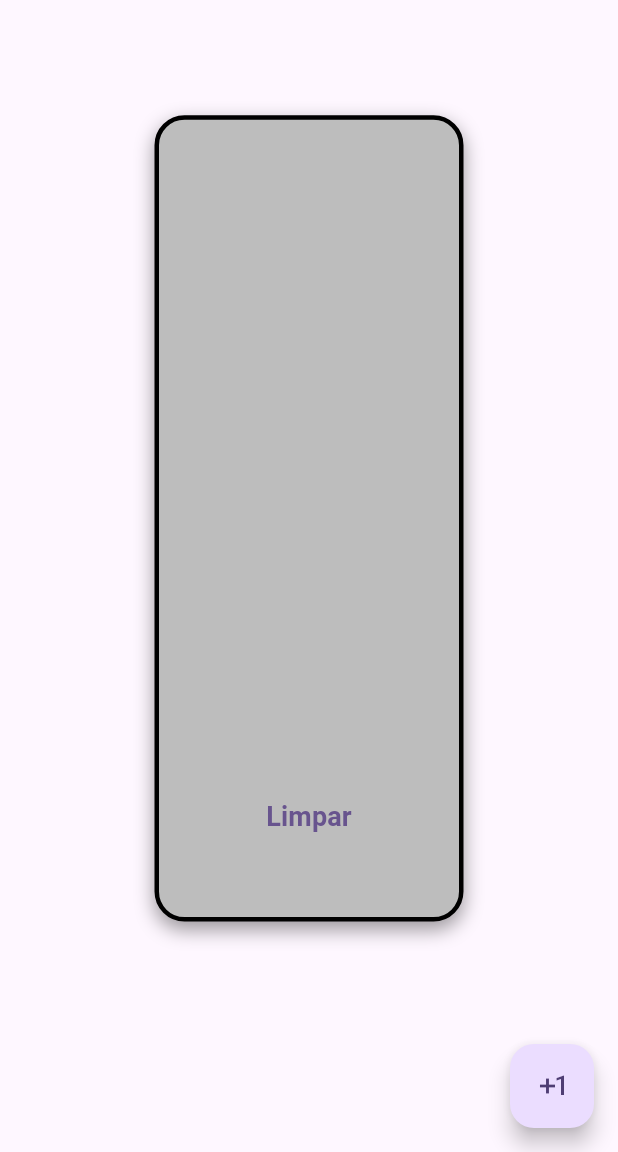
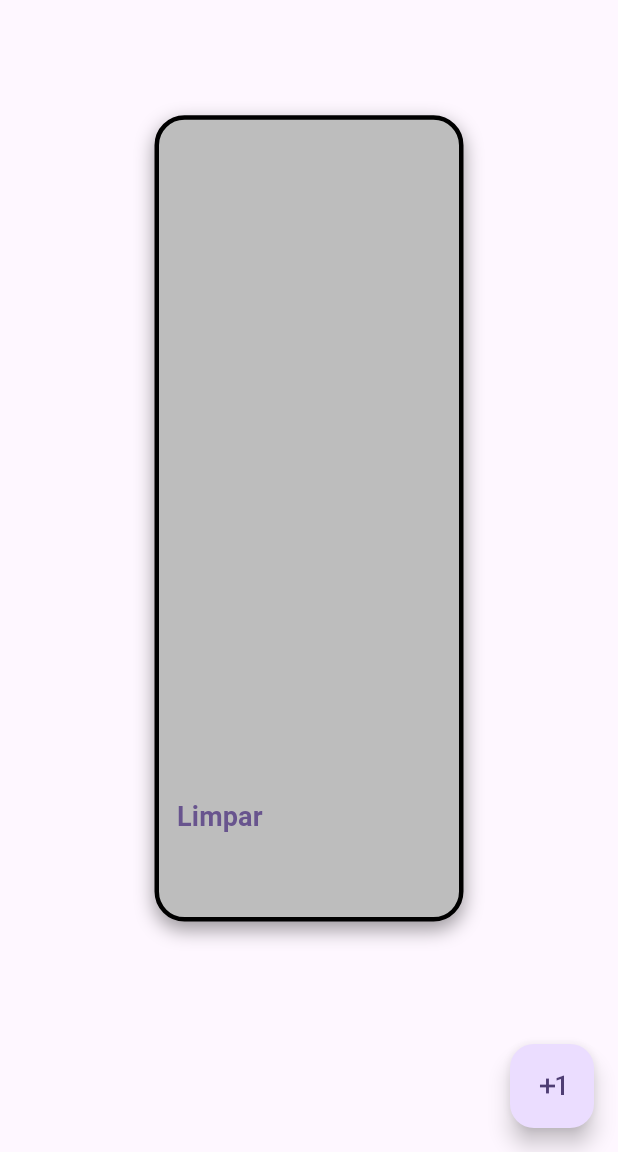
Before and after one commit to jhreeis/calculadora-nova, a Flutter app: the screen it shows after launch, on a phone screen of 412 x 824 dp, the part 84-1236 px from its top. Run offline on Flutter 3.47's test engine with Material 3 defaults, Android fonts, the phone set to English and light mode, and no system bars; missing offline and left inert: expressions.

Commit message:
Criação da Row para criar o novo botão.

```diff
--- a/lib/calculadora.dart
+++ b/lib/calculadora.dart
@@ -96,7 +96,12 @@ class _CalculadoraState extends State<Calculadora> {
             ],
           ),
         ),
-        Expanded(child: _botao(_limpar))
+        Expanded(
+          child: Row(
+            children: [_botao(_limpar)],
+
+          ),
+        )
       ],
     );
   }
```
